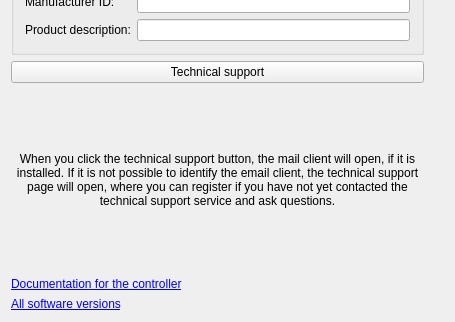
Above: src/pageaboutdevicewgt.ui from EPC-MSU/XILab before the change; both pictures show x 0 to 455 and y 306 to 628 of the 455 by 628 pixel window. Below: the same form after it.
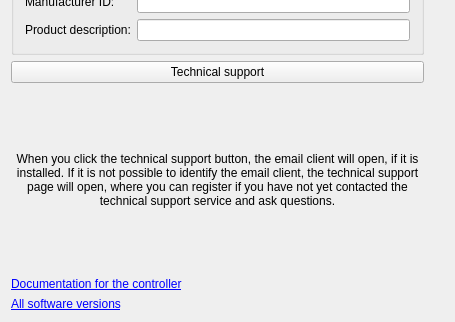
That is the form after the change.

Commit message: Feature #62693 Revision based on comments

Diff of the .ui file:
```diff
--- a/src/pageaboutdevicewgt.ui
+++ b/src/pageaboutdevicewgt.ui
@@ -30,7 +30,7 @@
    <item row="3" column="0">
     <widget class="QLabel" name="msgLbl">
      <property name="text">
-      <string>When you click the technical support button, the mail client will open, if it is installed. If it is not possible to identify the email client, the technical support page will open, where you can register if you have not yet contacted the technical support service and ask questions.</string>
+      <string>When you click the technical support button, the email client will open, if it is installed. If it is not possible to identify the email client, the technical support page will open, where you can register if you have not yet contacted the technical support service and ask questions.</string>
      </property>
      <property name="textFormat">
       <enum>Qt::PlainText</enum>
```
Left out of the diff: 2 changed lines with no effect on the pictures.
